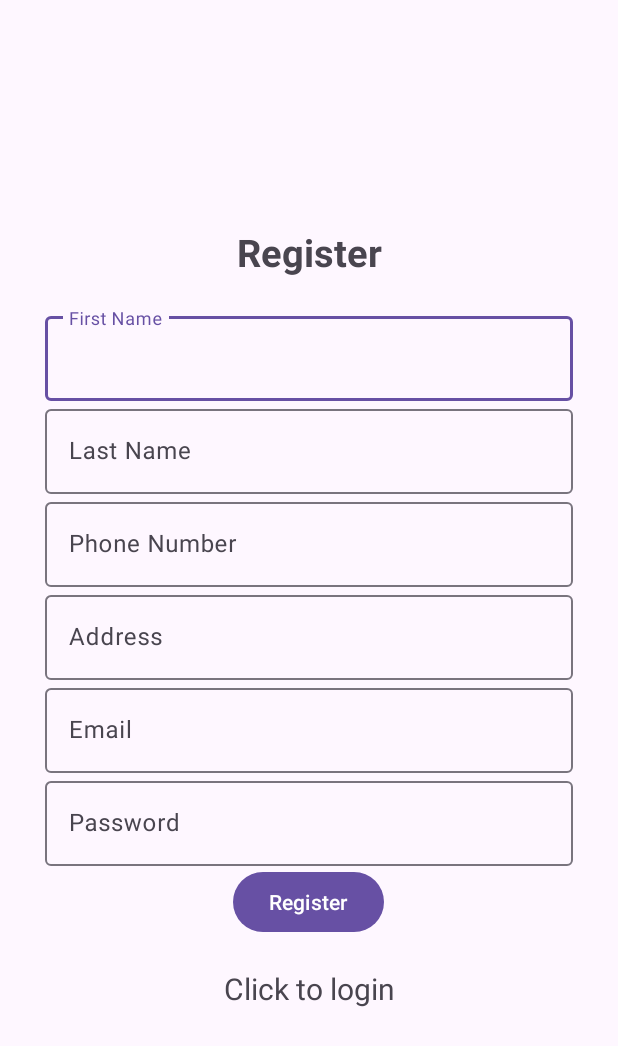
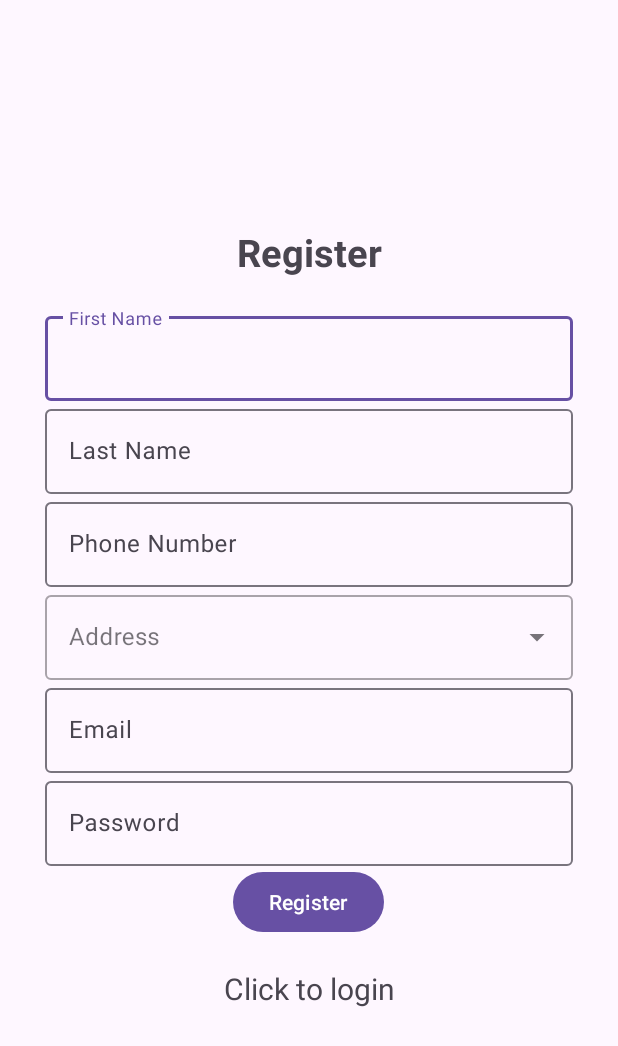
Before and after one commit to ErgaDN/Together, an Android app: the layout activity_register_client.xml on its own in the app's theme, with its tools: preview values and no code run, on a phone screen of 412 x 824 dp. Shown: the top 1046 px of the screen. Run offline under Robolectric (Android 15) with nearby library versions, the phone set to English and light mode, and no system bars.

Commit message:
SelectAddress in RegisterClient

```diff
--- a/app/src/main/res/layout/activity_login.xml
+++ b/app/src/main/res/layout/activity_login.xml
@@ -61,4 +61,5 @@
         android:layout_width="match_parent"
         android:layout_height="wrap_content"/>
 
+
 </LinearLayout>
--- a/app/src/main/res/layout/activity_register.xml
+++ b/app/src/main/res/layout/activity_register.xml
@@ -19,13 +19,11 @@
         android:textStyle="bold" />
 
 
-
     <ProgressBar
         android:id="@+id/progressBar"
         android:layout_width="wrap_content"
         android:layout_height="wrap_content"
         android:visibility="gone" />
-
 
 
     <Button
@@ -47,7 +45,6 @@
         android:text="@string/agricultural" />
 
 
-
     <TextView
         android:id="@+id/loginNow"
         android:layout_width="match_parent"
--- a/app/src/main/res/layout/activity_register_client.xml
+++ b/app/src/main/res/layout/activity_register_client.xml
@@ -53,14 +53,30 @@
 
     <com.google.android.material.textfield.TextInputLayout
         android:layout_width="match_parent"
-        android:layout_height="wrap_content">
+        android:layout_height="wrap_content"
+        android:hint="@string/address"
+        style="@style/Widget.MaterialComponents.TextInputLayout.OutlinedBox.ExposedDropdownMenu">
 
-        <com.google.android.material.textfield.TextInputEditText
-            android:id="@+id/address"
+        <AutoCompleteTextView
+            android:id="@+id/select_address"
             android:layout_width="match_parent"
             android:layout_height="wrap_content"
-            android:hint="@string/address" />
+            android:inputType="none">
+        </AutoCompleteTextView>
+
     </com.google.android.material.textfield.TextInputLayout>
+
+
+<!--    <com.google.android.material.textfield.TextInputLayout-->
+<!--        android:layout_width="match_parent"-->
+<!--        android:layout_height="wrap_content">-->
+
+<!--        <com.google.android.material.textfield.TextInputEditText-->
+<!--            android:id="@+id/address"-->
+<!--            android:layout_width="match_parent"-->
+<!--            android:layout_height="wrap_content"-->
+<!--            android:hint="@string/address" />-->
+<!--    </com.google.android.material.textfield.TextInputLayout>-->
 
     <com.google.android.material.textfield.TextInputLayout
         android:layout_width="match_parent"
--- a/app/src/main/res/values/strings.xml
+++ b/app/src/main/res/values/strings.xml
@@ -27,6 +27,7 @@
     <string name="quantity">כמות</string>
     <string name="price">מחיר</string>
     <string name="update_product">לחץ לעידכון מוצר קיים</string>
+    <string name="SelectAddress">Select an Address</string>
 
 
 </resources>
```
Also changed, not shown: app/src/main/java/com/example/together/RegisterClient.java (+28 -5 lines), app/src/main/res/layout/list_of_address.xml (added, +11 -0 lines).
